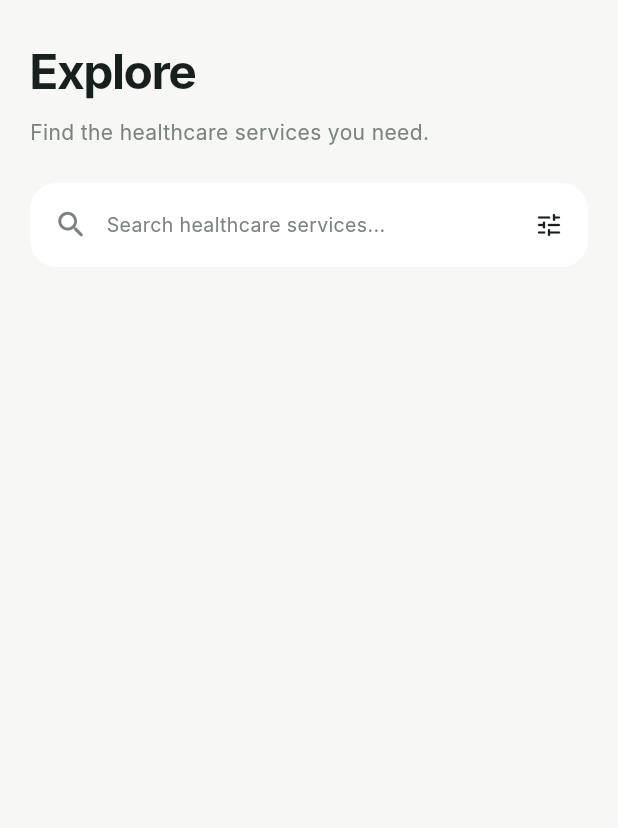
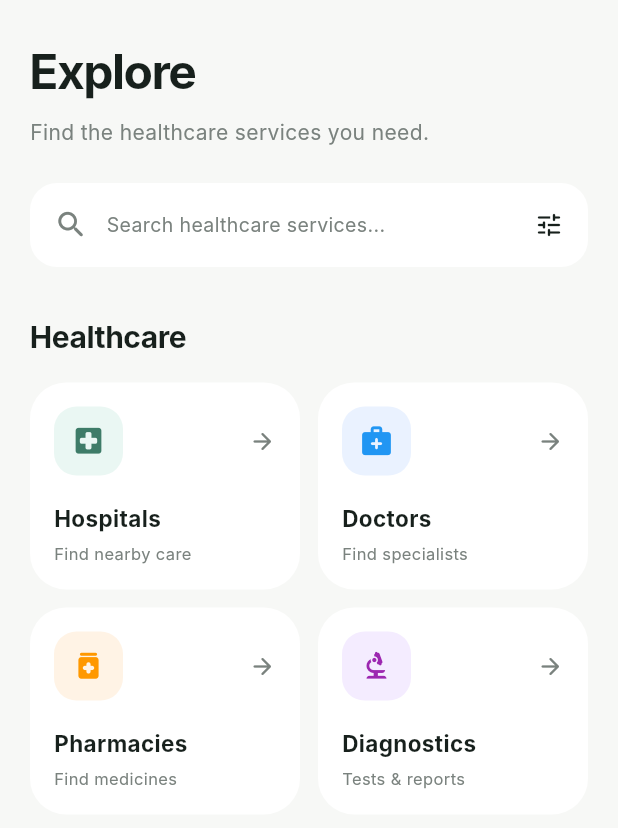
Before and after one commit to AshrafulAlamAkif/pulse_health, a Flutter app: the ExploreScreen screen opened directly, on a phone screen of 412 x 824 dp. Shown: the top 828 px of the screen. Run offline on Flutter 3.47's test engine with Material 3 defaults, Android fonts, the phone set to English and light mode, and no system bars; our stand-ins replace flutter_riverpod, shared_preferences; accounts and stored records are empty; Roboto replaces fonts that are missing (Inter).

Commit message:
Step 7.1: Created Healthcategory section Widgets. and this widgets class added in the Explore screen.

```diff
--- a/lib/features/explore/explore_screen.dart
+++ b/lib/features/explore/explore_screen.dart
@@ -1,6 +1,7 @@
 import 'package:flutter/material.dart';
 import 'package:pulse_health/app/theme/app_colors.dart';
 import 'package:pulse_health/features/explore/widgets/explore_search_bar.dart';
+import 'package:pulse_health/features/explore/widgets/healthcare_categories_section.dart';
 
 class ExploreScreen extends StatelessWidget {
   const ExploreScreen({
@@ -45,7 +46,10 @@ class ExploreScreen extends StatelessWidget {
 
               const SizedBox(height: 32),
 
-              // Healthcare category section।
+              const HealthcareCategoriesSection(),
+
+              const SizedBox(height: 32),
+
               //
               // পরের ধাপে এখানে Hospitals, Doctors,
               // Pharmacies এবং Diagnostic Centers যোগ করব।
--- /dev/null
+++ b/lib/features/explore/widgets/healthcare_categories_section.dart
@@ -0,0 +1,187 @@
+import 'package:flutter/material.dart';
+import 'package:pulse_health/app/theme/app_colors.dart';
+
+class HealthcareCategoriesSection extends StatelessWidget {
+  const HealthcareCategoriesSection({
+    super.key,
+  });
+
+  @override
+  Widget build(BuildContext context) {
+    return Column(
+      crossAxisAlignment: CrossAxisAlignment.start,
+      children: [
+        const Text(
+          'Healthcare',
+          style: TextStyle(
+            fontSize: 20,
+            fontWeight: FontWeight.w700,
+            color: AppColors.dark,
+            letterSpacing: -0.3,
+          ),
+        ),
+
+        const SizedBox(height: 16),
+
+        Row(
+          children: [
+            Expanded(
+              child: _HealthcareCategoryCard(
+                icon: Icons.local_hospital_rounded,
+                title: 'Hospitals',
+                description: 'Find nearby care',
+                iconColor: AppColors.primary,
+                iconBackground: Color(0xFFEAF7F3),
+                onTap: () {
+                  // পরে Nearby Hospitals screen-এ যাব।
+                },
+              ),
+            ),
+
+            const SizedBox(width: 12),
+
+            Expanded(
+              child: _HealthcareCategoryCard(
+                icon: Icons.medical_services_rounded,
+                title: 'Doctors',
+                description: 'Find specialists',
+                iconColor: Colors.blue,
+                iconBackground: Color(0xFFEAF2FF),
+                onTap: () {
+                  // পরে Doctors screen-এ যাব।
+                },
+              ),
+            ),
+          ],
+        ),
+
+        const SizedBox(height: 12),
+
+        Row(
+          children: [
+            Expanded(
+              child: _HealthcareCategoryCard(
+                icon: Icons.medication_rounded,
+                title: 'Pharmacies',
+                description: 'Find medicines',
+                iconColor: Colors.orange,
+                iconBackground: Color(0xFFFFF3E5),
+                onTap: () {
+                  // পরে Pharmacy screen-এ যাব।
+                },
+              ),
+            ),
+
+            const SizedBox(width: 12),
+
+            Expanded(
+              child: _HealthcareCategoryCard(
+                icon: Icons.biotech_rounded,
+                title: 'Diagnostics',
+                description: 'Tests & reports',
+                iconColor: Colors.purple,
+                iconBackground: Color(0xFFF4ECFF),
+                onTap: () {
+                  // পরে Diagnostic Centers screen-এ যাব।
+                },
+              ),
+            ),
+          ],
+        ),
+      ],
+    );
+  }
+}
+
+/// Healthcare category-এর reusable card।
+///
+/// চারটি category-এর জন্য একই layout ব্যবহার করছি,
+/// যাতে design consistent থাকে এবং maintenance সহজ হয়।
+class _HealthcareCategoryCard extends StatelessWidget {
+  const _HealthcareCategoryCard({
+    required this.icon,
+    required this.title,
+    required this.description,
+    required this.iconColor,
+    required this.iconBackground,
+    required this.onTap,
+  });
+
+  final IconData icon;
+  final String title;
+  final String description;
+  final Color iconColor;
+  final Color iconBackground;
+  final VoidCallback onTap;
+
+  @override
+  Widget build(BuildContext context) {
+    return Material(
+      color: Colors.white,
+      borderRadius: BorderRadius.circular(24),
+
+      child: InkWell(
+        onTap: onTap,
+        borderRadius: BorderRadius.circular(24),
+
+        child: Padding(
+          padding: const EdgeInsets.all(16),
+
+          child: Column(
+            crossAxisAlignment:
+                CrossAxisAlignment.start,
+            children: [
+              Row(
+                children: [
+                  Container(
+                    width: 46,
+                    height: 46,
+                    decoration: BoxDecoration(
+                      color: iconBackground,
+                      borderRadius:
+                          BorderRadius.circular(15),
+                    ),
+                    child: Icon(
+                      icon,
+                      color: iconColor,
+                      size: 23,
+                    ),
+                  ),
+
+                  const Spacer(),
+
+                  const Icon(
+                    Icons.arrow_forward_rounded,
+                    size: 18,
+                    color: AppColors.textSecondary,
+                  ),
+                ],
+              ),
+
+              const SizedBox(height: 18),
+
+              Text(
+                title,
+                style: const TextStyle(
+                  fontSize: 15,
+                  fontWeight: FontWeight.w700,
+                  color: AppColors.dark,
+                ),
+              ),
+
+              const SizedBox(height: 5),
+
+              Text(
+                description,
+                style: const TextStyle(
+                  fontSize: 11,
+                  color: AppColors.textSecondary,
+                ),
+              ),
+            ],
+          ),
+        ),
+      ),
+    );
+  }
+}
```
